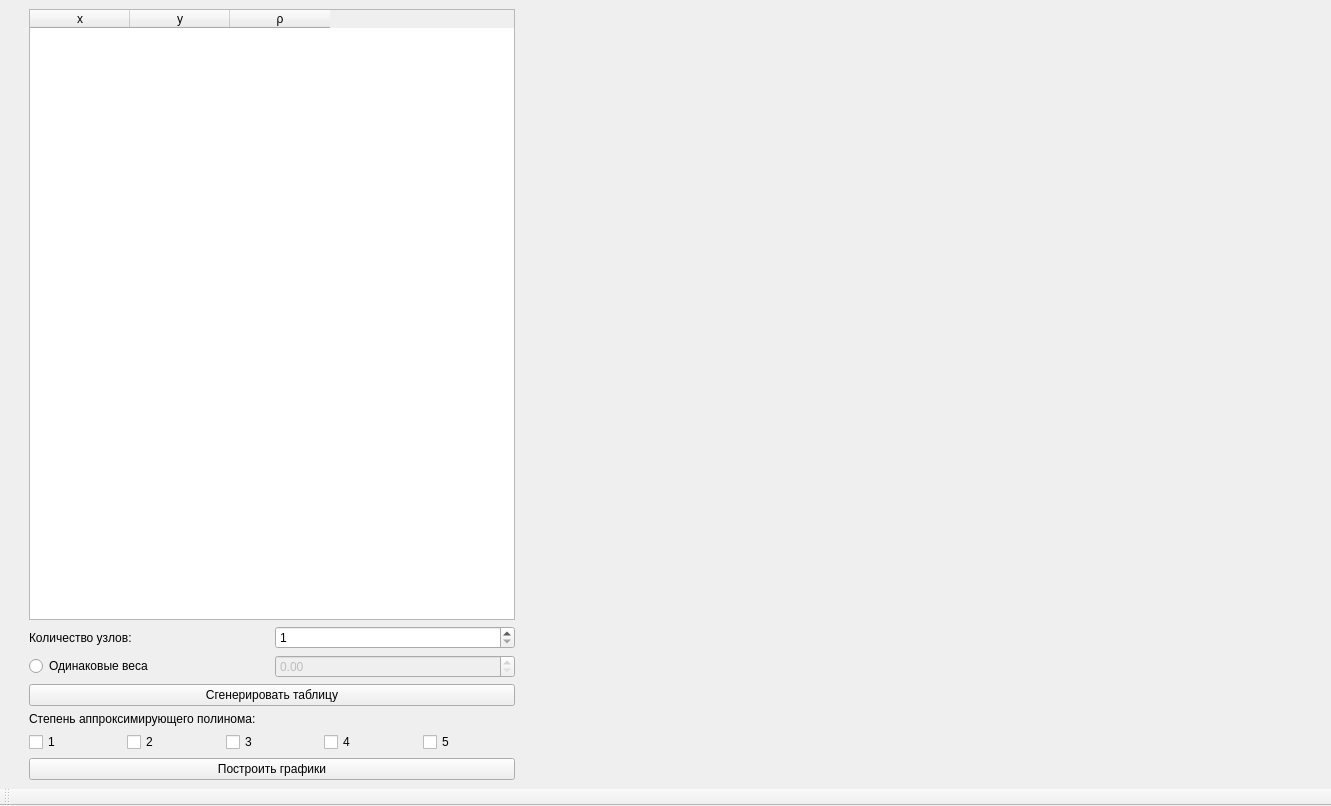
Qt form lab_04/mainwindow.ui (MyMiDiII/bmstu-ca) before a commit.
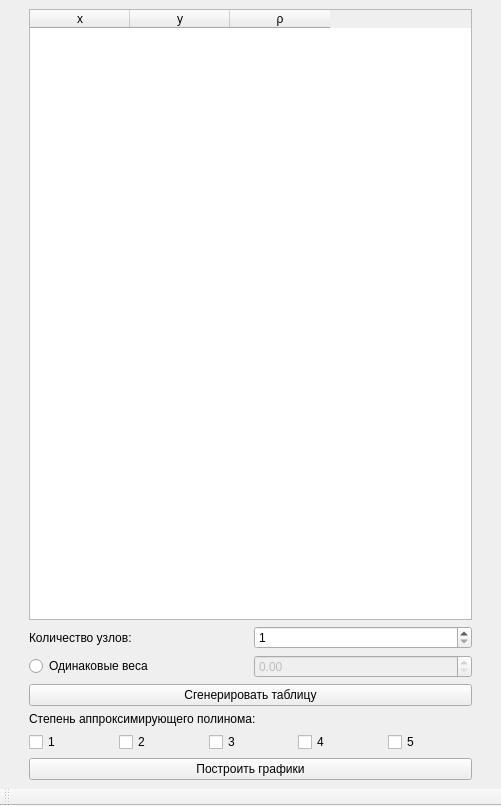
The same form after that commit. Custom widgets are drawn as their Qt base class.

Commit message: ADD: finish interface

```diff
--- a/lab_04/mainwindow.ui
+++ b/lab_04/mainwindow.ui
@@ -6,10 +6,22 @@
    <rect>
     <x>0</x>
     <y>0</y>
-    <width>1331</width>
+    <width>501</width>
     <height>806</height>
    </rect>
   </property>
+  <property name="minimumSize">
+   <size>
+    <width>501</width>
+    <height>806</height>
+   </size>
+  </property>
+  <property name="maximumSize">
+   <size>
+    <width>501</width>
+    <height>806</height>
+   </size>
+  </property>
   <property name="windowTitle">
    <string>MainWindow</string>
   </property>
@@ -178,23 +190,17 @@
      </layout>
     </item>
     <item>
-     <widget class="PlotWidget" name="graphWidget" native="true">
-      <property name="sizePolicy">
-       <sizepolicy hsizetype="Preferred" vsizetype="Preferred">
-        <horstretch>0</horstretch>
-        <verstretch>0</verstretch>
-       </sizepolicy>
+     <spacer name="verticalSpacer_2">
+      <property name="orientation">
+       <enum>Qt::Vertical</enum>
       </property>
-      <property name="minimumSize">
+      <property name="sizeHint" stdset="0">
        <size>
-        <width>801</width>
-        <height>731</height>
+        <width>20</width>
+        <height>40</height>
        </size>
       </property>
-      <property name="styleSheet">
-       <string notr="true"/>
-      </property>
-     </widget>
+     </spacer>
     </item>
    </layout>
   </widget>
@@ -220,14 +226,6 @@
    </attribute>
   </widget>
  </widget>
- <customwidgets>
-  <customwidget>
-   <class>PlotWidget</class>
-   <extends>QWidget</extends>
-   <header>pyqtgraph</header>
-   <container>1</container>
-  </customwidget>
- </customwidgets>
  <resources/>
  <connections/>
 </ui>
```
Left out of the diff: 5 changed lines with no effect on the pictures. The commit also changes 1 other file.
